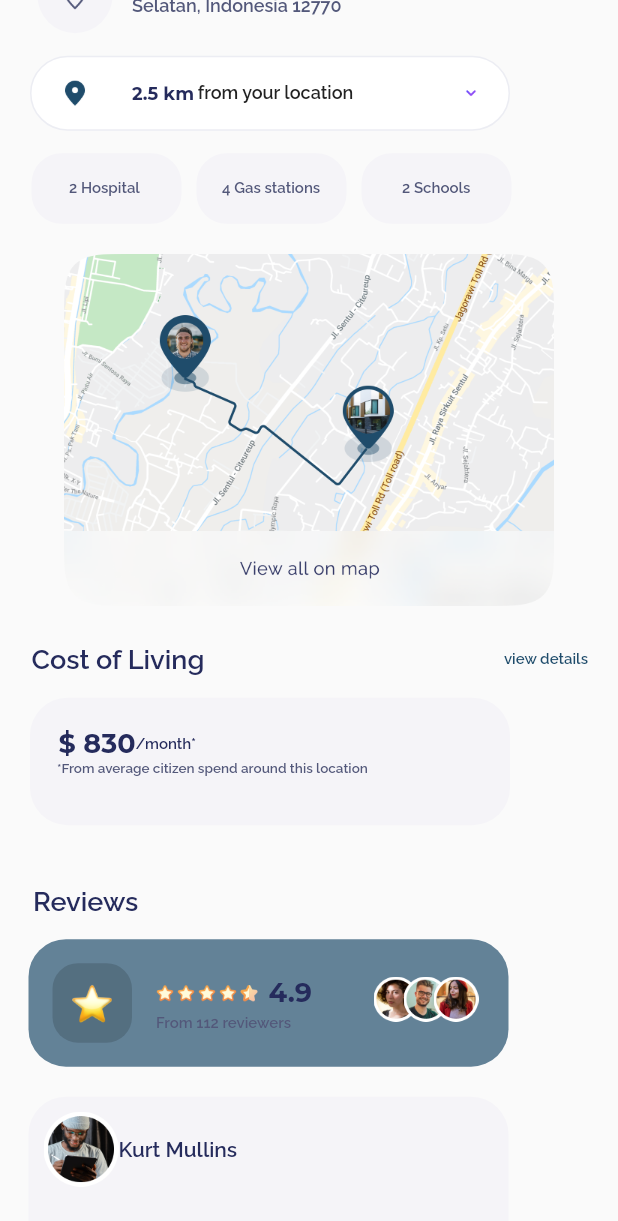
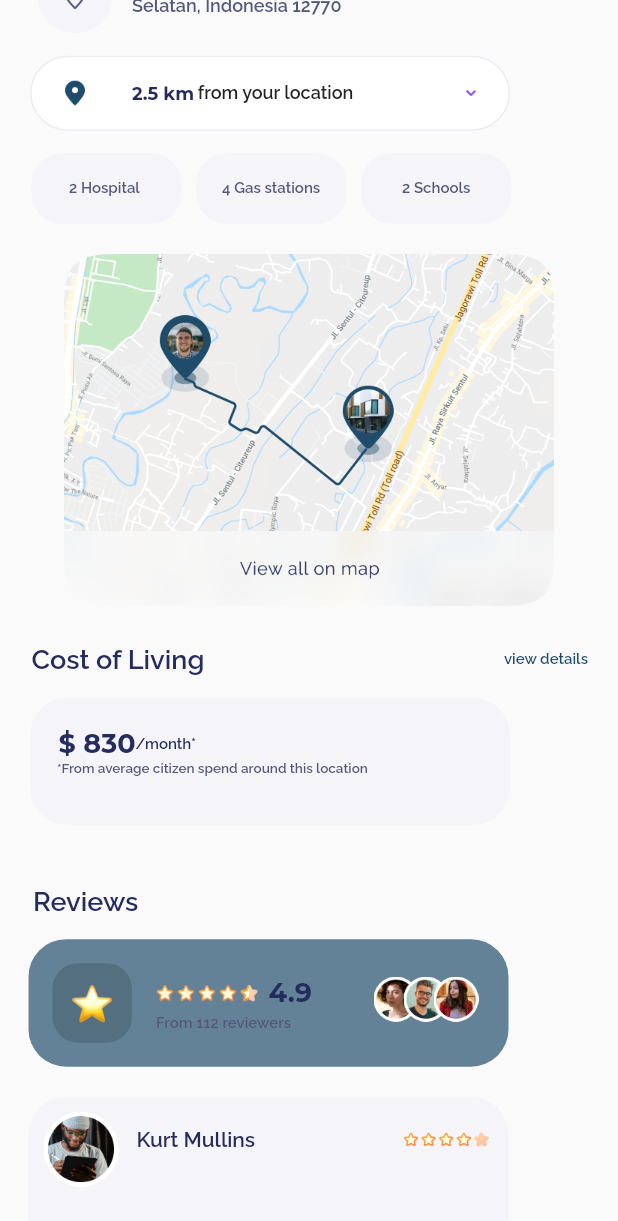
Before and after one commit to JeetRabadiya09/UI_Screen, a Flutter app: the screen it shows after launch, scrolled down 987 dp, on a phone screen of 412 x 824 dp. Shown: the top 1221 px of the screen. Run offline on Flutter 3.47's test engine with Material 2 defaults, Android fonts, the light colour scheme and no system bars; project files that could hold a hidden picture were left out.

Commit message:
image changes

```diff
--- a/lib/figma_screen/eight_figma_screen.dart
+++ b/lib/figma_screen/eight_figma_screen.dart
@@ -882,7 +882,12 @@ class _EightScreenState extends State<EightScreen> {
                           ),
                           Image.asset("assets/images8/Shape4.png",
                               height: 50, width: 50),
-                          const Text(
+                          const SizedBox(
+                            width: 12,
+                          ),
+                          const Padding(
+                            padding: EdgeInsets.only(bottom: 13),
+                            child: Text(
                               "Kurt Mullins",
                               style: TextStyle(
                                   fontFamily: "Raleway",
@@ -890,8 +895,22 @@ class _EightScreenState extends State<EightScreen> {
                                   color: Color(0xFF252B5C),
                                   fontWeight: FontWeight.bold),
                             ),
+                          ),
+                          const Spacer(),
+                          Padding(
+                            padding: const EdgeInsets.only(bottom: 13),
+                            child: Image.asset(
+                                "assets/images8/Star - Rating1.png",
+                                width: 57),
+                          ),
+                          const SizedBox(
+                            width: 13,
+                          ),
                         ],
                       ),
+                      const Column(
+                        children: [],
+                      )
                     ],
                   ),
                 ),
```
Also changed, not shown: assets/images8/Star - Rating1.png (added). Lines whose indentation alone changed are shown as unchanged.
